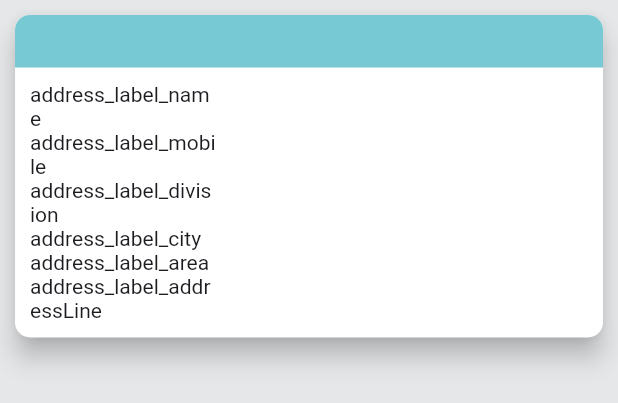
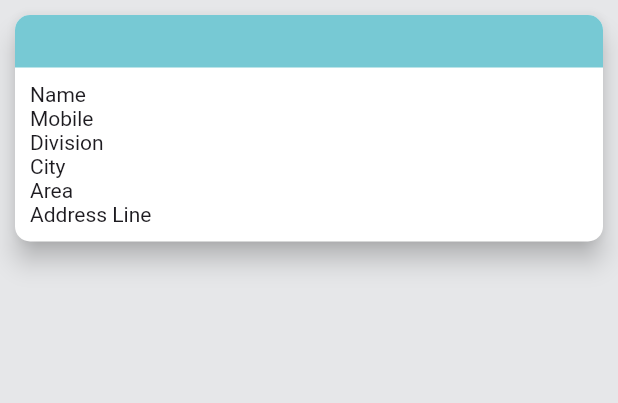
Before and after one commit to krzshipon/super_ui_kit, a Flutter app: the AddressItem widget shown alone on an empty page, opened directly with empty values, on a phone screen of 412 x 824 dp. Shown: the top 403 px of the screen. Run offline on Flutter 3.47's test engine with Material 3 defaults, Android fonts, the phone set to English and light mode, and no system bars; our stand-ins replace auto_animated, google_fonts, responsive_framework.

Commit message:
chore: upgrade project to support Flutter 3.27.1 and modernize codebase
- Updated `pubspec.yaml` to support Flutter 3.27.1 and Dart 2.19.x.
- Removed deprecated `GetX` dependency and replaced it with core Flutter APIs for state management, navigation, and local storage.
- Refactored widgets (`CsCheckbox`, `AddressItem`, `ProfileItem`, `CsSettingItem`) to remove `GetView` and use `StatelessWidget` or `StatefulWidget`.
- Updated theme configuration to use `ColorScheme` and `TextTheme` with Material 3 support.
- Fixed responsive framework compatibility by replacing `ResponsiveBreakpoint` with `Breakpoint` and updating breakpoint definitions.
- Improved code readability, performance, and maintainability across the project.
- Added `const` constructors and `final` variables where applicable for optimization.
- Updated documentation and usage examples for all changes.

```diff
--- a/example/lib/main.dart
+++ b/example/lib/main.dart
@@ -16,6 +16,7 @@ class MyApp extends StatelessWidget {
       title: 'Flutter Demo',
       theme: appLightTheme,
       darkTheme: appDarkTheme,
+      themeMode: ThemeMode.light,
       home: const MyHomePage(title: 'Super Ui Kit Demo Home Page'),
     );
   }
@@ -40,6 +41,7 @@ class _MyHomePageState extends State<MyHomePage> {
 
   @override
   Widget build(BuildContext context) {
+    final theme = Theme.of(context);
     return CSHomeWidget(
       child: ListView(
         padding: const EdgeInsets.symmetric(horizontal: 15),
@@ -49,7 +51,7 @@ class _MyHomePageState extends State<MyHomePage> {
             headerType: HeaderType.home,
             title: "Example App",
             trailing: CSIconButton(
-              icon: Get.theme.brightness == Brightness.light
+              icon: theme.brightness == Brightness.light
                   ? Icons.light_mode_sharp
                   : Icons.dark_mode_sharp,
               onTap: () => _toggleTheme(),
--- a/lib/src/shared/app_styles.dart
+++ b/lib/src/shared/app_styles.dart
@@ -1,10 +1,93 @@
 import 'package:flutter/material.dart';
 import 'package:google_fonts/google_fonts.dart';
 
-final ThemeData baseLightTheme = ThemeData.light(useMaterial3: false);
-final ThemeData baseDarkTheme = ThemeData.dark(useMaterial3: false);
+// Seed color for generating the color scheme
+const seedColor = Color(0xff305055);
+
+// MaterialColor for primary swatch
+const MaterialColor kPrimarySwatch = MaterialColor(
+  0xff77c9d4,
+  <int, Color>{
+    50: Color(0xff6bb5bf), //10%
+    100: Color(0xff5fa1aa), //20%
+    200: Color(0xff538d94), //30%
+    300: Color(0xff47797f), //40%
+    400: Color(0xff3c656a), //50%
+    500: Color(0xff305055), //60%
+    600: Color(0xff243c40), //70%
+    700: Color(0xff18282a), //80%
+    800: Color(0xff0c1415), //90%
+    900: Color(0xff000000), //100%
+  },
+);
+
+// Light ColorScheme
+const lightColorScheme = ColorScheme(
+  brightness: Brightness.light,
+  primary: Color(0xFF77c9d4),
+  onPrimary: Colors.white,
+  primaryContainer: Colors.white,
+  onPrimaryContainer: Color(0xFF8EF2FF),
+  secondary: Color(0xFF57BC90),
+  onSecondary: Colors.white,
+  secondaryContainer: Colors.white,
+  onSecondaryContainer: Color(0xFF57BC90),
+  tertiary: Color(0xFFF1B950),
+  onTertiary: Colors.white,
+  tertiaryContainer: Colors.white,
+  onTertiaryContainer: Color(0xFFF1B950),
+  error: Color(0xFFD83F87),
+  errorContainer: Colors.white,
+  onError: Colors.white,
+  onErrorContainer: Color(0xFFD83F87),
+  surface: Color(0xFFE6E7E9),
+  onSurface: Color(0xFF222222),
+  surfaceContainerHighest: Colors.white,
+  onSurfaceVariant: Color(0xFF222222),
+  outline: Color(0xFF899294),
+  onInverseSurface: Color(0xFFE6E7E9),
+  inverseSurface: Color(0xFF222222),
+  inversePrimary: Colors.white,
+  shadow: Color(0xFF000000),
+  surfaceTint: Color(0xFF4ED8E8),
+);
+
+// Dark ColorScheme
+const darkColorScheme = ColorScheme(
+  brightness: Brightness.dark,
+  primary: Color(0xFF77c9d4),
+  onPrimary: Color(0xFFD6E3FF),
+  primaryContainer: Color(0xFF004F56),
+  onPrimaryContainer: Color(0xFF77c9d4),
+  secondary: Color(0xFF57BC90),
+  onSecondary: Color(0xFFD6E3FF),
+  secondaryContainer: Color(0xFF005137),
+  onSecondaryContainer: Color(0xFF57BC90),
+  tertiary: Color(0xFFF1B950),
+  onTertiary: Colors.white,
+  tertiaryContainer: Color(0xFF224290),
+  onTertiaryContainer: Color(0xFFDBE1FF),
+  error: Color(0xFFD83F87),
+  errorContainer: Color(0xFF004F56),
+  onError: Colors.white,
+  onErrorContainer: Color(0xFFD6E3FF),
+  surface: Color(0xFF001B3D),
+  onSurface: Color(0xFFD6E3FF),
+  surfaceContainerHighest: Colors.blueGrey,
+  onSurfaceVariant: Color(0xFFBEC8CA),
+  outline: Color(0xFF899294),
+  onInverseSurface: Color(0xFF001B3D),
+  inverseSurface: Color(0xFFD6E3FF),
+  inversePrimary: Color(0xFF006972),
+  shadow: Color(0xFF000000),
+  surfaceTint: Color(0xFF4ED8E8),
+);
+
+// Base TextTheme using Google Fonts
 final TextTheme baseTextTheme = GoogleFonts.secularOneTextTheme();
-final TextTheme baseLightTextTheme = baseTextTheme.copyWith(
+
+// Light TextTheme
+final TextTheme lightTextTheme = baseTextTheme.copyWith(
   labelLarge:
       baseTextTheme.labelLarge?.copyWith(color: const Color(0xFF8593A4)),
   labelMedium:
@@ -12,7 +95,9 @@ final TextTheme baseLightTextTheme = baseTextTheme.copyWith(
   labelSmall:
       baseTextTheme.labelSmall?.copyWith(color: const Color(0xFF8593A4)),
 );
-final TextTheme baseDarkTextTheme = baseTextTheme.copyWith(
+
+// Dark TextTheme
+final TextTheme darkTextTheme = baseTextTheme.copyWith(
   displayLarge: baseTextTheme.displayLarge?.copyWith(color: Colors.white),
   displayMedium: baseTextTheme.displayMedium?.copyWith(color: Colors.white),
   displaySmall: baseTextTheme.displaySmall?.copyWith(color: Colors.white),
@@ -33,122 +118,48 @@ final TextTheme baseDarkTextTheme = baseTextTheme.copyWith(
       baseTextTheme.labelSmall?.copyWith(color: const Color(0xFF8593A4)),
 );
 
-const seed = Color(0xff305055);
+// Light IconTheme
+final IconThemeData lightIconTheme =
+    IconThemeData(color: lightColorScheme.secondary);
 
-const MaterialColor kPrimarySwatch = MaterialColor(
-  0xff77c9d4,
-  <int, Color>{
-    50: Color(0xff6bb5bf), //10%
-    100: Color(0xff5fa1aa), //20%
-    200: Color(0xff538d94), //30%
-    300: Color(0xff47797f), //40%
-    400: Color(0xff3c656a), //50%
-    500: Color(0xff305055), //60%
-    600: Color(0xff243c40), //70%
-    700: Color(0xff18282a), //80%
-    800: Color(0xff0c1415), //90%
-    900: Color(0xff000000), //100%
-  },
+// Dark IconTheme
+final IconThemeData darkIconTheme =
+    IconThemeData(color: darkColorScheme.secondary);
+
+// Light CardTheme
+const CardTheme lightCardTheme = CardTheme(color: Colors.white);
+
+// Dark CardTheme
+const CardTheme darkCardTheme = CardTheme(color: Color(0xA6505E6E));
+
+// Light Theme
+final ThemeData appLightTheme = ThemeData(
+  useMaterial3: false,
+  colorScheme: lightColorScheme,
+  textTheme: lightTextTheme,
+  iconTheme: lightIconTheme,
+  cardTheme: lightCardTheme,
+  scaffoldBackgroundColor: lightColorScheme.surface,
+  appBarTheme: AppBarTheme(
+    backgroundColor: lightColorScheme.surface,
+  ),
+  navigationBarTheme: NavigationBarThemeData(
+    backgroundColor: lightColorScheme.surface,
+  ),
 );
 
-const lightColorScheme = ColorScheme(
-  brightness: Brightness.light,
-  primary: Color(0xFF77c9d4),
-  onPrimary: Colors.white,
-  primaryContainer: Colors.white,
-  onPrimaryContainer: Color(0xFF8EF2FF),
-  secondary: Color(0xFF57BC90),
-  onSecondary: Colors.white,
-  secondaryContainer: Colors.white,
-  onSecondaryContainer: Color(0xFF57BC90),
-  tertiary: Color(0xFFF1B950),
-  onTertiary: Colors.white,
-  tertiaryContainer: Colors.white,
-  onTertiaryContainer: Color(0xFFF1B950),
-  error: Color(0xFFD83F87),
-  errorContainer: Colors.white,
-  onError: Colors.white,
-  onErrorContainer: Color(0xFFD83F87),
-  background: Color(0xFFE6E7E9),
-  onBackground: Color(0xFF222222),
-  surface: Color(0xFFE6E7E9),
-  onSurface: Color(0xFF222222),
-  surfaceVariant: Colors.white,
-  onSurfaceVariant: Color(0xFF222222),
-  outline: Color(0xFF899294),
-  onInverseSurface: Color(0xFFE6E7E9),
-  inverseSurface: Color(0xFF222222),
-  inversePrimary: Colors.white,
-  shadow: Color(0xFF000000),
-  surfaceTint: Color(0xFF4ED8E8),
-);
-
-const darkColorScheme = ColorScheme(
-  brightness: Brightness.dark,
-  primary: Color(0xFF77c9d4),
-  onPrimary: Color(0xFFD6E3FF),
-  primaryContainer: Color(0xFF004F56),
-  onPrimaryContainer: Color(0xFF77c9d4),
-  secondary: Color(0xFF57BC90),
-  onSecondary: Color(0xFFD6E3FF),
-  secondaryContainer: Color(0xFF005137),
-  onSecondaryContainer: Color(0xFF57BC90),
-  tertiary: Color(0xFFF1B950),
-  onTertiary: Colors.white,
-  tertiaryContainer: Color(0xFF224290),
-  onTertiaryContainer: Color(0xFFDBE1FF),
-  error: Color(0xFFD83F87),
-  errorContainer: Color(0xFF004F56),
-  onError: Colors.white,
-  onErrorContainer: Color(0xFFD6E3FF),
-  background: Color(0xFF3A485A),
-  onBackground: Color(0xFFD6E3FF),
-  surface: Color(0xFF001B3D),
-  onSurface: Color(0xFFD6E3FF),
-  surfaceVariant: Colors.blueGrey,
-  onSurfaceVariant: Color(0xFFBEC8CA),
-  outline: Color(0xFF899294),
-  onInverseSurface: Color(0xFF001B3D),
-  inverseSurface: Color(0xFFD6E3FF),
-  inversePrimary: Color(0xFF006972),
-  shadow: Color(0xFF000000),
-  surfaceTint: Color(0xFF4ED8E8),
-);
-
-IconThemeData appLightIconTheme =
-    baseLightTheme.iconTheme.copyWith(color: lightColorScheme.secondary);
-
-IconThemeData appDarkIconTheme =
-    baseDarkTheme.iconTheme.copyWith(color: lightColorScheme.secondary);
-
-CardTheme appLightCardTheme =
-    baseLightTheme.cardTheme.copyWith(color: Colors.white);
-CardTheme appDarkCardTheme =
-    baseLightTheme.cardTheme.copyWith(color: const Color(0xA6505E6E));
-
-ThemeData appLightTheme = baseLightTheme.copyWith(
-  colorScheme: lightColorScheme,
-  textTheme: baseLightTextTheme,
-  iconTheme: appLightIconTheme,
-  cardTheme: appLightCardTheme,
-  scaffoldBackgroundColor: lightColorScheme.background,
-  appBarTheme: baseLightTheme.appBarTheme.copyWith(
-    backgroundColor: lightColorScheme.background,
+// Dark Theme
+final ThemeData appDarkTheme = ThemeData(
+  useMaterial3: false,
+  colorScheme: darkColorScheme,
+  textTheme: darkTextTheme,
+  iconTheme: darkIconTheme,
+  cardTheme: darkCardTheme,
+  scaffoldBackgroundColor: darkColorScheme.surface,
+  appBarTheme: AppBarTheme(
+    backgroundColor: darkColorScheme.surface,
   ),
-  navigationBarTheme: baseLightTheme.navigationBarTheme.copyWith(
-    backgroundColor: lightColorScheme.background,
+  navigationBarTheme: NavigationBarThemeData(
+    backgroundColor: darkColorScheme.surface,
   ),
 );
-ThemeData appDarkTheme = baseDarkTheme.copyWith(
-  colorScheme: darkColorScheme,
-  iconTheme: appDarkIconTheme,
-  textTheme: baseDarkTextTheme,
-  cardTheme: appDarkCardTheme,
-  scaffoldBackgroundColor: darkColorScheme.background,
-  appBarTheme: baseDarkTheme.appBarTheme.copyWith(
-    backgroundColor: darkColorScheme.background,
-  ),
-  navigationBarTheme: baseDarkTheme.navigationBarTheme.copyWith(
-    backgroundColor: darkColorScheme.background,
-  ),
-);
--- a/lib/src/widgets/app_dropdown.dart
+++ b/lib/src/widgets/app_dropdown.dart
@@ -1,5 +1,4 @@
 import 'package:flutter/material.dart';
-import 'package:get/get.dart';
 
 import '../shared/app_colors.dart';
 import '../shared/app_ui_helpers.dart';
@@ -56,6 +55,8 @@ class CSDropDown extends StatelessWidget {
 
   @override
   Widget build(BuildContext context) {
+    final theme = Theme.of(context);
+
     return Column(
       crossAxisAlignment: CrossAxisAlignment.start,
       mainAxisSize: MainAxisSize.min,
@@ -83,7 +84,7 @@ class CSDropDown extends StatelessWidget {
                 if (error != null)
                   CSText(
                     error!,
-                    color: Get.theme.colorScheme.error,
+                    color: theme.colorScheme.error,
                     textType: TextType.label,
                   ),
                 if (editingController != null)
--- a/lib/src/widgets/item_address.dart
+++ b/lib/src/widgets/item_address.dart
@@ -1,10 +1,5 @@
-// ignore_for_file: depend_on_referenced_packages
-
 import 'package:flutter/material.dart';
-
-import 'package:get/get.dart';
 import 'package:super_ui_kit/src/widgets/app_icon.dart';
-
 import '../models/address.dart';
 import '../shared/app_ui_helpers.dart';
 import 'app_cards.dart';
@@ -14,9 +9,8 @@ const kAddressCardItemCornerRadius = 10.0;
 const kAddressCardItemsPaddingV = 10.0;
 const kAddressCardItemHeaderHeight = 35.0;
 
-class AddressItem extends GetView {
-  final cornerRadius = 10.0;
-
+class AddressItem extends StatelessWidget {
+  final double cornerRadius = 10.0;
   final CsAddress address;
   final Function()? onTap;
   final Function()? onDefaultIconTap;
@@ -24,13 +18,16 @@ class AddressItem extends GetView {
 
   const AddressItem(
     this.address, {
-    super.key,
+    Key? key,
     this.onTap,
     this.onDefaultIconTap,
     this.onEditIconTap,
-  });
+  }) : super(key: key);
+
   @override
   Widget build(BuildContext context) {
+    final theme = Theme.of(context);
+
     return Column(
       crossAxisAlignment: CrossAxisAlignment.start,
       mainAxisSize: MainAxisSize.min,
@@ -48,8 +45,9 @@ class AddressItem extends GetView {
                     width: double.infinity,
                     height: kAddressCardItemHeaderHeight,
                     child: DecoratedBox(
-                      decoration:
-                          BoxDecoration(color: Get.theme.colorScheme.primary),
+                      decoration: BoxDecoration(
+                        color: theme.colorScheme.primary,
+                      ),
                       child: Row(
                         crossAxisAlignment: CrossAxisAlignment.center,
                         children: [
@@ -75,7 +73,7 @@ class AddressItem extends GetView {
                                 alignment: Alignment.center,
                                 child: CSText.headline(
                                   address.label ?? '',
-                                  color: Get.theme.colorScheme.onPrimary,
+                                  color: theme.colorScheme.onPrimary,
                                 ),
                               ),
                             ),
@@ -87,7 +85,7 @@ class AddressItem extends GetView {
                                   ? Icons.check_circle_outline_rounded
                                   : null,
                               onTap: onEditIconTap,
-                              color: Get.theme.colorScheme.onPrimary,
+                              color: theme.colorScheme.onPrimary,
                             ),
                           ),
                         ],
@@ -100,9 +98,9 @@ class AddressItem extends GetView {
                         horizontal: kAddressCardItemsPaddingV),
                     child: Row(
                       children: [
-                        Expanded(
+                        const Expanded(
                           flex: 1,
-                          child: CSText("address_label_name".tr),
+                          child: CSText("Name"),
                         ),
                         Expanded(
                           flex: 2,
@@ -116,9 +114,9 @@ class AddressItem extends GetView {
                         horizontal: kAddressCardItemsPaddingV),
                     child: Row(
                       children: [
-                        Expanded(
+                        const Expanded(
                           flex: 1,
-                          child: CSText("address_label_mobile".tr),
+                          child: CSText("Mobile"),
                         ),
                         Expanded(
                           flex: 2,
@@ -132,9 +130,9 @@ class AddressItem extends GetView {
                         horizontal: kAddressCardItemsPaddingV),
                     child: Row(
                       children: [
-                        Expanded(
+                        const Expanded(
                           flex: 1,
-                          child: CSText("address_label_division".tr),
+                          child: CSText("Division"),
                         ),
                         Expanded(
                           flex: 2,
@@ -148,9 +146,9 @@ class AddressItem extends GetView {
                         horizontal: kAddressCardItemsPaddingV),
                     child: Row(
                       children: [
-                        Expanded(
+                        const Expanded(
                           flex: 1,
-                          child: CSText("address_label_city".tr),
+                          child: CSText("City"),
                         ),
                         Expanded(
                           flex: 2,
@@ -164,9 +162,9 @@ class AddressItem extends GetView {
                         horizontal: kAddressCardItemsPaddingV),
                     child: Row(
                       children: [
-                        Expanded(
+                        const Expanded(
                           flex: 1,
-                          child: CSText("address_label_area".tr),
+                          child: CSText("Area"),
                         ),
                         Expanded(
                           flex: 2,
@@ -180,9 +178,9 @@ class AddressItem extends GetView {
                         horizontal: kAddressCardItemsPaddingV),
                     child: Row(
                       children: [
-                        Expanded(
+                        const Expanded(
                           flex: 1,
-                          child: CSText("address_label_addressLine".tr),
+                          child: CSText("Address Line"),
                         ),
                         Expanded(
                           flex: 2,
--- a/lib/super_ui_kit.dart
+++ b/lib/super_ui_kit.dart
@@ -28,7 +28,6 @@ export 'src/shared/app_config.dart';
 
 export 'src/extensions/date_time_ext.dart';
 export 'src/extensions/build_context_ext.dart';
-export 'src/extensions/get_ext.dart';
 export 'src/extensions/box_constraint_ext.dart';
 export 'package:google_fonts/google_fonts.dart';
 
@@ -36,9 +35,6 @@ export 'package:google_fonts/google_fonts.dart';
 export 'src/models/address.dart';
 
 //other packages
-export 'package:lottie/lottie.dart';
 export 'package:intl/intl.dart';
 export 'package:responsive_framework/responsive_framework.dart' hide Condition;
-export 'package:get/get.dart';
-export 'package:get_storage/get_storage.dart';
 export 'package:auto_animated/auto_animated.dart';
```
Also changed, not shown: lib/src/extensions/get_ext.dart (deleted, +0 -101 lines), lib/src/shared/app_breakpoints.dart (+11 -11 lines), lib/src/widgets/app_checkbox.dart (+16 -10 lines), lib/src/widgets/item_profile.dart (+24 -14 lines), lib/src/widgets/item_setting.dart (+21 -15 lines), pubspec.yaml (+6 -9 lines), example/pubspec.lock, 2 other files.
